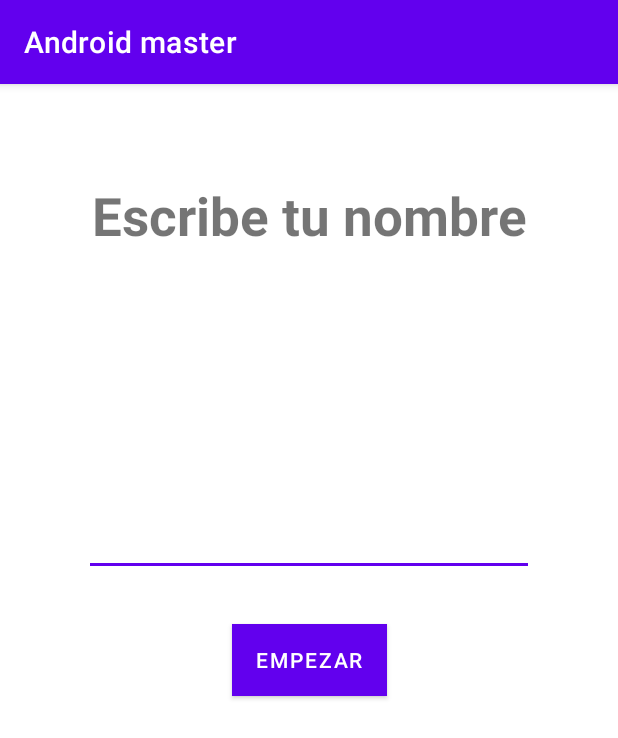
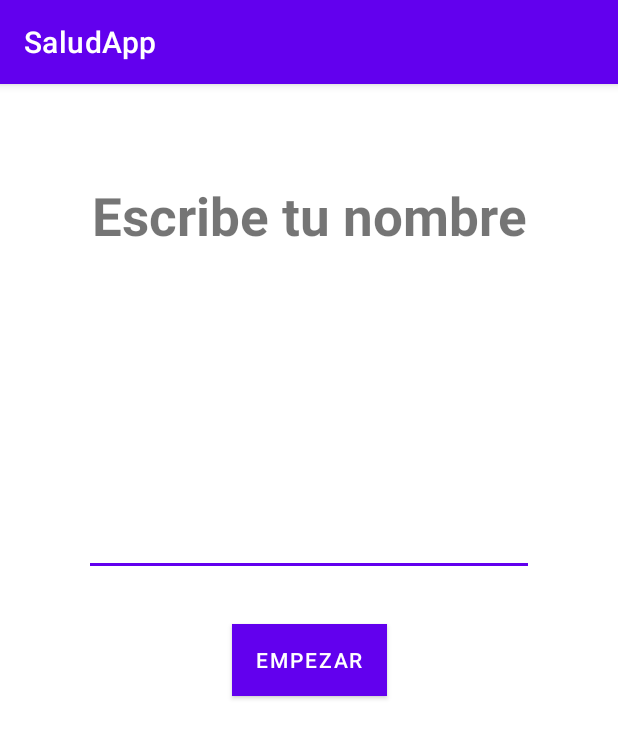
Before and after one commit to DMNT68/android-master-kotlin, an Android app: the screen it shows after launch (FirstAppActivity), after a tap on "SALUDAPP", on a phone screen of 412 x 824 dp. Shown: the top 738 px of the screen. Run offline under Robolectric (Android 15) with nearby library versions, the light colour scheme and no system bars.

Commit message:
Add enableDarkModeActionBar and changeNameActoinBar

```diff
--- a/app/src/main/java/com/andres_sagadoc/androidmaster/FirstApp/FirstAppActivity.kt
+++ b/app/src/main/java/com/andres_sagadoc/androidmaster/FirstApp/FirstAppActivity.kt
@@ -1,10 +1,12 @@
 package com.andres_sagadoc.androidmaster.FirstApp
 
 import android.content.Intent
+import android.content.res.Configuration
+import android.graphics.drawable.ColorDrawable
 import android.os.Bundle
+import android.widget.Button
+import android.widget.EditText
 import androidx.appcompat.app.AppCompatActivity
-import androidx.appcompat.widget.AppCompatButton
-import androidx.appcompat.widget.AppCompatEditText
 import androidx.core.view.ViewCompat
 import androidx.core.view.WindowInsetsCompat
 import com.andres_sagadoc.androidmaster.R
@@ -14,14 +16,16 @@ class FirstAppActivity : AppCompatActivity() {
         super.onCreate(savedInstanceState)
         // enableEdgeToEdge()
         setContentView(R.layout.activity_first_app)
+        enableDarkModeActionBar()
+        changeNameActionBar(getString(R.string.first_app_name))
         ViewCompat.setOnApplyWindowInsetsListener(findViewById(R.id.main)) { v, insets ->
             val systemBars = insets.getInsets(WindowInsetsCompat.Type.systemBars())
             v.setPadding(systemBars.left, systemBars.top, systemBars.right, systemBars.bottom)
             insets
         }
 
-        val btnStart = findViewById<AppCompatButton>(R.id.btnStart)
-        val etName = findViewById<AppCompatEditText>(R.id.etName)
+        val btnStart = findViewById<Button>(R.id.btnStart)
+        val etName = findViewById<EditText>(R.id.etName)
 
         btnStart.setOnClickListener {
             val name = etName.text.toString()
@@ -32,4 +36,17 @@ class FirstAppActivity : AppCompatActivity() {
             }
         }
     }
+
+    private fun enableDarkModeActionBar() {
+        val currentNightMode = resources.configuration.uiMode and Configuration.UI_MODE_NIGHT_MASK
+        when (currentNightMode) {
+            Configuration.UI_MODE_NIGHT_YES -> {
+                // Modo oscuro
+                supportActionBar?.setBackgroundDrawable(ColorDrawable(getColor(R.color.background_app)))
+            }
+        }
+    }
+    private fun changeNameActionBar(name: String) {
+        supportActionBar?.title = name
+    }
 }
--- a/app/src/main/java/com/andres_sagadoc/androidmaster/MenuActivity.kt
+++ b/app/src/main/java/com/andres_sagadoc/androidmaster/MenuActivity.kt
@@ -1,6 +1,8 @@
 package com.andres_sagadoc.androidmaster
 
 import android.content.Intent
+import android.content.res.Configuration
+import android.graphics.drawable.ColorDrawable
 import android.os.Bundle
 import android.widget.Button
 import androidx.appcompat.app.AppCompatActivity
@@ -14,6 +16,8 @@ class MenuActivity : AppCompatActivity() {
         super.onCreate(savedInstanceState)
         // enableEdgeToEdge()
         setContentView(R.layout.activity_menu)
+        enableDarkModeActionBar()
+
         ViewCompat.setOnApplyWindowInsetsListener(findViewById(R.id.main)) { v, insets ->
             val systemBars = insets.getInsets(WindowInsetsCompat.Type.systemBars())
             v.setPadding(systemBars.left, systemBars.top, systemBars.right, systemBars.bottom)
@@ -37,5 +41,13 @@ class MenuActivity : AppCompatActivity() {
         startActivity(intent)
     }
 
-
+    private fun enableDarkModeActionBar() {
+        val currentNightMode = resources.configuration.uiMode and Configuration.UI_MODE_NIGHT_MASK
+        when (currentNightMode) {
+            Configuration.UI_MODE_NIGHT_YES -> {
+                // Modo oscuro
+                supportActionBar?.setBackgroundDrawable(ColorDrawable(getColor(R.color.background_app)))
+            }
+        }
+    }
 }
```
Also changed, not shown: app/src/main/java/com/andres_sagadoc/androidmaster/FirstApp/ResultActivity.kt (+16 -0 lines), app/src/main/java/com/andres_sagadoc/androidmaster/imccalculator/IMCActivity.kt (+18 -0 lines), app/src/main/java/com/andres_sagadoc/androidmaster/imccalculator/ResultImcActivity.kt (+17 -0 lines).
